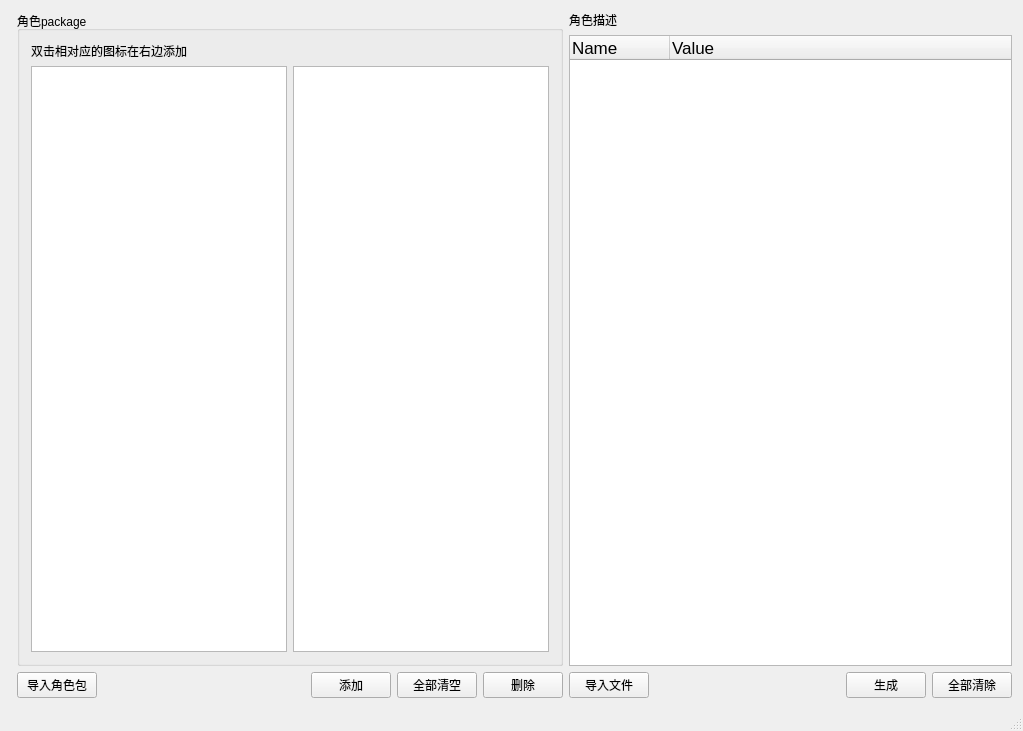
Qt form role.ui (haosen9527/platform-xml) before a commit.
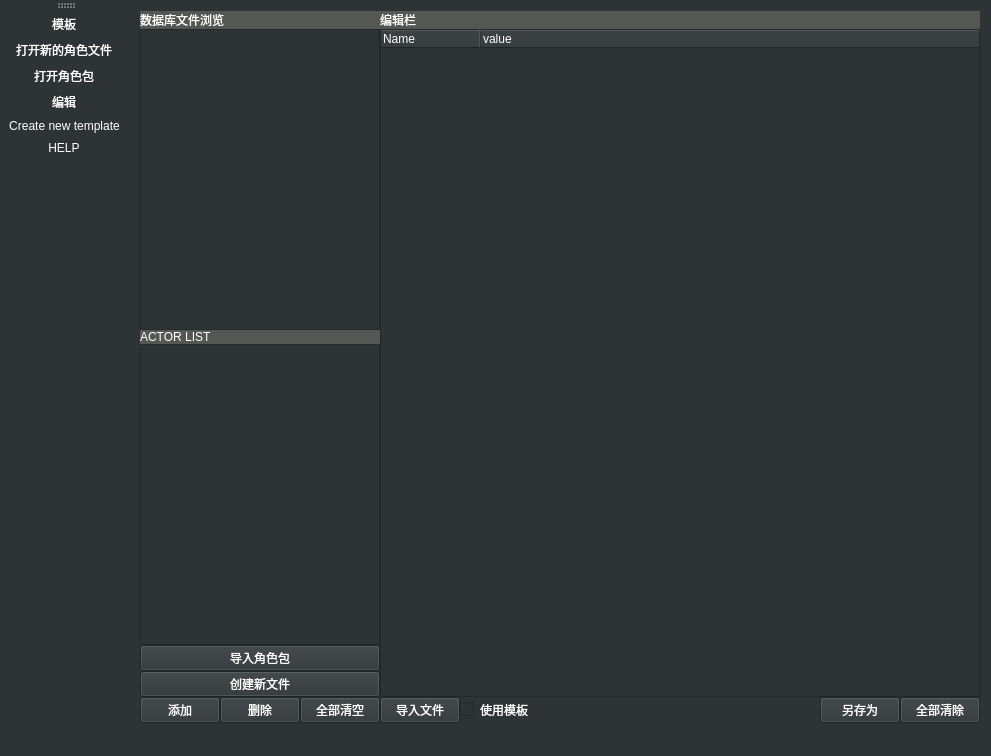
The same form after that commit. Icons and pictures are not drawn.

Patch:
```diff
--- a/role.ui
+++ b/role.ui
@@ -6,8 +6,8 @@
    <rect>
     <x>0</x>
     <y>0</y>
-    <width>1023</width>
-    <height>731</height>
+    <width>928</width>
+    <height>756</height>
    </rect>
   </property>
   <property name="sizePolicy">
@@ -19,39 +19,76 @@
   <property name="windowTitle">
    <string>Role</string>
   </property>
+  <property name="styleSheet">
+   <string notr="true">border-color: rgb(164, 0, 0);
+background-color: rgb(46, 52, 54);
+color: rgb(255,255,255);
+border-top-color: rgb(0, 0, 0);</string>
+  </property>
   <widget class="QWidget" name="centralWidget">
-   <layout class="QFormLayout" name="formLayout">
-    <item row="0" column="1">
+   <layout class="QHBoxLayout" name="horizontalLayout_4">
+    <item>
      <layout class="QHBoxLayout" name="horizontalLayout_3">
+      <property name="spacing">
+       <number>0</number>
+      </property>
+      <item>
+       <layout class="QVBoxLayout" name="verticalLayout">
+        <property name="spacing">
+         <number>0</number>
+        </property>
+        <property name="sizeConstraint">
+         <enum>QLayout::SetMaximumSize</enum>
+        </property>
+        <item>
+         <widget class="QLabel" name="label">
+          <property name="styleSheet">
+           <string notr="true">background-color: rgb(85, 87, 83);</string>
+          </property>
+          <property name="text">
+           <string>数据库文件浏览</string>
+          </property>
+         </widget>
+        </item>
       <item>
        <layout class="QVBoxLayout" name="verticalLayout_2">
+          <property name="spacing">
+           <number>0</number>
+          </property>
+          <property name="sizeConstraint">
+           <enum>QLayout::SetMinimumSize</enum>
+          </property>
         <item>
-         <widget class="QGroupBox" name="groupBox">
-          <property name="sizePolicy">
-           <sizepolicy hsizetype="Expanding" vsizetype="Expanding">
-            <horstretch>0</horstretch>
-            <verstretch>0</verstretch>
-           </sizepolicy>
-          </property>
-          <property name="minimumSize">
+           <widget class="QListWidget" name="listWidget_sql">
+            <property name="maximumSize">
            <size>
-            <width>400</width>
-            <height>600</height>
-           </size>
-          </property>
-          <property name="title">
-           <string>角色package</string>
-          </property>
-          <layout class="QGridLayout" name="gridLayout_4">
-           <item row="0" column="0">
+              <width>250</width>
+              <height>16777215</height>
+             </size>
+            </property>
+            <property name="contextMenuPolicy">
+             <enum>Qt::CustomContextMenu</enum>
+            </property>
+           </widget>
+          </item>
+          <item>
             <widget class="QLabel" name="label_2">
+            <property name="styleSheet">
+             <string notr="true">background-color: rgb(85, 87, 83);</string>
+            </property>
              <property name="text">
-              <string>双击相对应的图标在右边添加</string>
+             <string>ACTOR LIST</string>
              </property>
             </widget>
            </item>
-           <item row="1" column="1">
+          <item>
             <widget class="QListWidget" name="listWidget">
+            <property name="maximumSize">
+             <size>
+              <width>250</width>
+              <height>16777215</height>
+             </size>
+            </property>
              <property name="font">
               <font>
                <pointsize>15</pointsize>
@@ -59,14 +96,6 @@
              </property>
             </widget>
            </item>
-           <item row="1" column="0">
-            <widget class="QTreeView" name="treeView"/>
-           </item>
-          </layout>
-         </widget>
-        </item>
-        <item>
-         <layout class="QHBoxLayout" name="horizontalLayout_2">
           <item>
            <widget class="QPushButton" name="openpackage">
             <property name="text">
@@ -75,32 +104,24 @@
            </widget>
           </item>
           <item>
-           <spacer name="horizontalSpacer_2">
-            <property name="orientation">
-             <enum>Qt::Horizontal</enum>
+           <widget class="QPushButton" name="create_new_file">
+            <property name="text">
+             <string>创建新文件</string>
             </property>
-            <property name="sizeHint" stdset="0">
-             <size>
-              <width>40</width>
-              <height>20</height>
-             </size>
-            </property>
-           </spacer>
+           </widget>
           </item>
           <item>
-           <widget class="QPushButton" name="pushButton_3">
+           <layout class="QHBoxLayout" name="horizontalLayout_2">
+            <property name="spacing">
+             <number>0</number>
+            </property>
+            <item>
+             <widget class="QPushButton" name="pushButton_add">
             <property name="text">
              <string>添加</string>
             </property>
            </widget>
           </item>
-          <item>
-           <widget class="QPushButton" name="pushButton_2">
-            <property name="text">
-             <string>全部清空</string>
-            </property>
-           </widget>
-          </item>
           <item>
            <widget class="QPushButton" name="pushButton">
             <property name="text">
@@ -108,19 +129,36 @@
             </property>
            </widget>
           </item>
+            <item>
+             <widget class="QPushButton" name="pushButton_clear">
+              <property name="text">
+               <string>全部清空</string>
+              </property>
+             </widget>
+            </item>
          </layout>
         </item>
        </layout>
       </item>
+       </layout>
+      </item>
       <item>
-       <layout class="QVBoxLayout" name="verticalLayout">
-        <property name="sizeConstraint">
-         <enum>QLayout::SetMinAndMaxSize</enum>
+       <layout class="QVBoxLayout" name="verticalLayout_4">
+        <property name="spacing">
+         <number>0</number>
         </property>
         <item>
-         <widget class="QLabel" name="label">
+         <layout class="QVBoxLayout" name="verticalLayout_3">
+          <property name="spacing">
+           <number>0</number>
+          </property>
+          <item>
+           <widget class="QLabel" name="label_edit">
+            <property name="styleSheet">
+             <string notr="true">background-color: rgb(85, 87, 83);</string>
+            </property>
           <property name="text">
-           <string>角色描述</string>
+             <string>编辑栏</string>
           </property>
          </widget>
         </item>
@@ -134,13 +172,14 @@
           </property>
           <property name="minimumSize">
            <size>
-            <width>400</width>
+              <width>600</width>
             <height>600</height>
            </size>
           </property>
           <property name="font">
            <font>
-            <pointsize>13</pointsize>
+              <pointsize>11</pointsize>
+              <stylestrategy>PreferAntialias</stylestrategy>
            </font>
           </property>
           <property name="cursor" stdset="0">
@@ -152,6 +191,9 @@
           <property name="contextMenuPolicy">
            <enum>Qt::CustomContextMenu</enum>
           </property>
+            <property name="styleSheet">
+             <string notr="true"/>
+            </property>
           <property name="lineWidth">
            <number>0</number>
           </property>
@@ -165,16 +207,35 @@
            <property name="text">
             <string>Name</string>
            </property>
+             <property name="background">
+              <color>
+               <red>85</red>
+               <green>87</green>
+               <blue>83</blue>
+              </color>
+             </property>
           </column>
           <column>
            <property name="text">
-            <string>Value</string>
+              <string>value</string>
+             </property>
+             <property name="background">
+              <color>
+               <red>85</red>
+               <green>87</green>
+               <blue>83</blue>
+              </color>
            </property>
           </column>
          </widget>
+          </item>
+         </layout>
         </item>
         <item>
          <layout class="QHBoxLayout" name="horizontalLayout">
+          <property name="spacing">
+           <number>0</number>
+          </property>
           <item>
            <widget class="QPushButton" name="pushButton_open">
             <property name="text">
@@ -182,6 +243,13 @@
             </property>
            </widget>
           </item>
+          <item>
+           <widget class="QCheckBox" name="checkBox">
+            <property name="text">
+             <string>使用模板</string>
+            </property>
+           </widget>
+          </item>
           <item>
            <spacer name="horizontalSpacer">
             <property name="orientation">
@@ -198,7 +266,7 @@
           <item>
            <widget class="QPushButton" name="button_ok">
             <property name="text">
-             <string>生成</string>
+             <string>另存为</string>
             </property>
            </widget>
           </item>
@@ -228,6 +296,92 @@
    </property>
   </widget>
   <widget class="QStatusBar" name="statusBar"/>
+  <widget class="QToolBar" name="toolBar">
+   <property name="windowTitle">
+    <string>toolBar</string>
+   </property>
+   <property name="iconSize">
+    <size>
+     <width>40</width>
+     <height>40</height>
+    </size>
+   </property>
+   <attribute name="toolBarArea">
+    <enum>LeftToolBarArea</enum>
+   </attribute>
+   <attribute name="toolBarBreak">
+    <bool>false</bool>
+   </attribute>
+   <addaction name="action_templte"/>
+   <addaction name="action_new_actor"/>
+   <addaction name="action_openpackage"/>
+   <addaction name="action_edit"/>
+   <addaction name="action_copy"/>
+   <addaction name="action_HELP"/>
+  </widget>
+  <action name="action_templte">
+   <property name="icon">
+    <iconset resource="ico.qrc">
+     <normaloff>:/ICO/模板.png</normaloff>:/ICO/模板.png</iconset>
+   </property>
+   <property name="text">
+    <string>模板</string>
+   </property>
+  </action>
+  <action name="action_new_actor">
+   <property name="icon">
+    <iconset resource="ico.qrc">
+     <normaloff>:/ICO/空白页.png</normaloff>:/ICO/空白页.png</iconset>
+   </property>
+   <property name="text">
+    <string>打开新的角色文件</string>
+   </property>
+  </action>
+  <action name="action_tree">
+   <property name="icon">
+    <iconset resource="ico.qrc">
+     <normaloff>:/ICO/树型.png</normaloff>:/ICO/树型.png</iconset>
+   </property>
+   <property name="text">
+    <string>tree</string>
+   </property>
+  </action>
+  <action name="action_HELP">
+   <property name="icon">
+    <iconset resource="ico.qrc">
+     <normaloff>:/ICO/帮助页.png</normaloff>:/ICO/帮助页.png</iconset>
+   </property>
+   <property name="text">
+    <string>HELP</string>
+   </property>
+  </action>
+  <action name="action_edit">
+   <property name="icon">
+    <iconset resource="ico.qrc">
+     <normaloff>:/ICO/增加行.png</normaloff>:/ICO/增加行.png</iconset>
+   </property>
+   <property name="text">
+    <string>编辑</string>
+   </property>
+  </action>
+  <action name="action_copy">
+   <property name="icon">
+    <iconset resource="ico.qrc">
+     <normaloff>:/ICO/粘贴.png</normaloff>:/ICO/粘贴.png</iconset>
+   </property>
+   <property name="text">
+    <string>Create new template</string>
+   </property>
+  </action>
+  <action name="action_openpackage">
+   <property name="icon">
+    <iconset resource="ico.qrc">
+     <normaloff>:/ICO/代码.png</normaloff>:/ICO/代码.png</iconset>
+   </property>
+   <property name="text">
+    <string>打开角色包</string>
+   </property>
+  </action>
  </widget>
  <layoutdefault spacing="6" margin="11"/>
  <resources/>
```
Left out of the diff: 8 changed lines with no effect on the pictures. Lines whose indentation alone changed are shown as unchanged.
